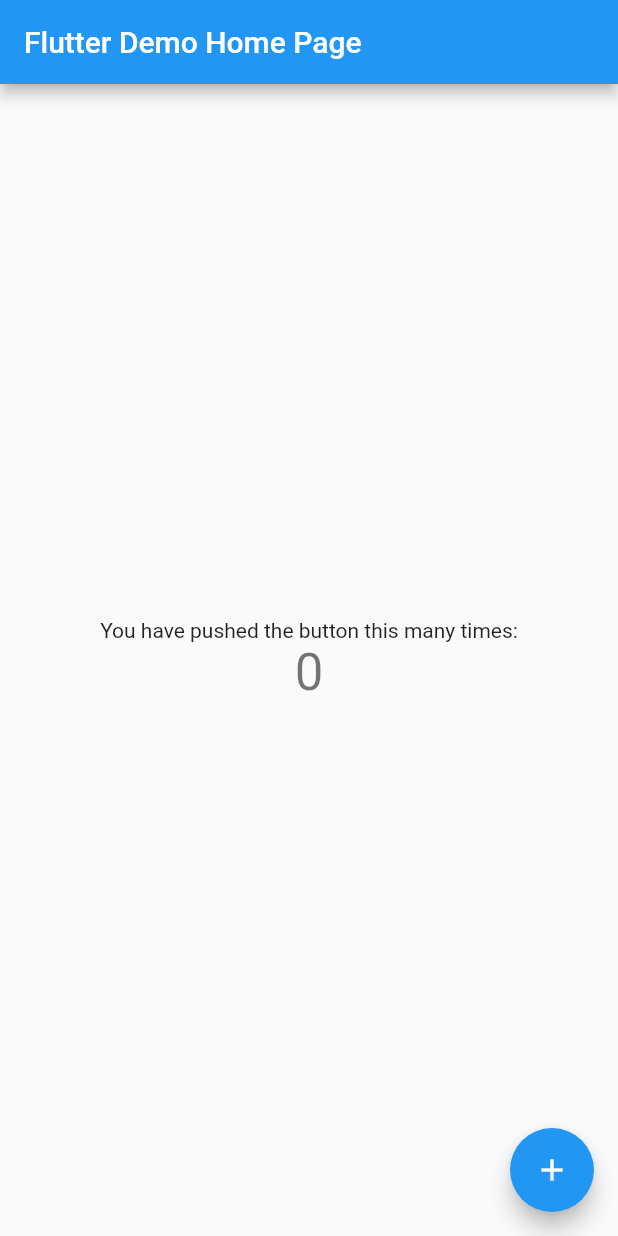
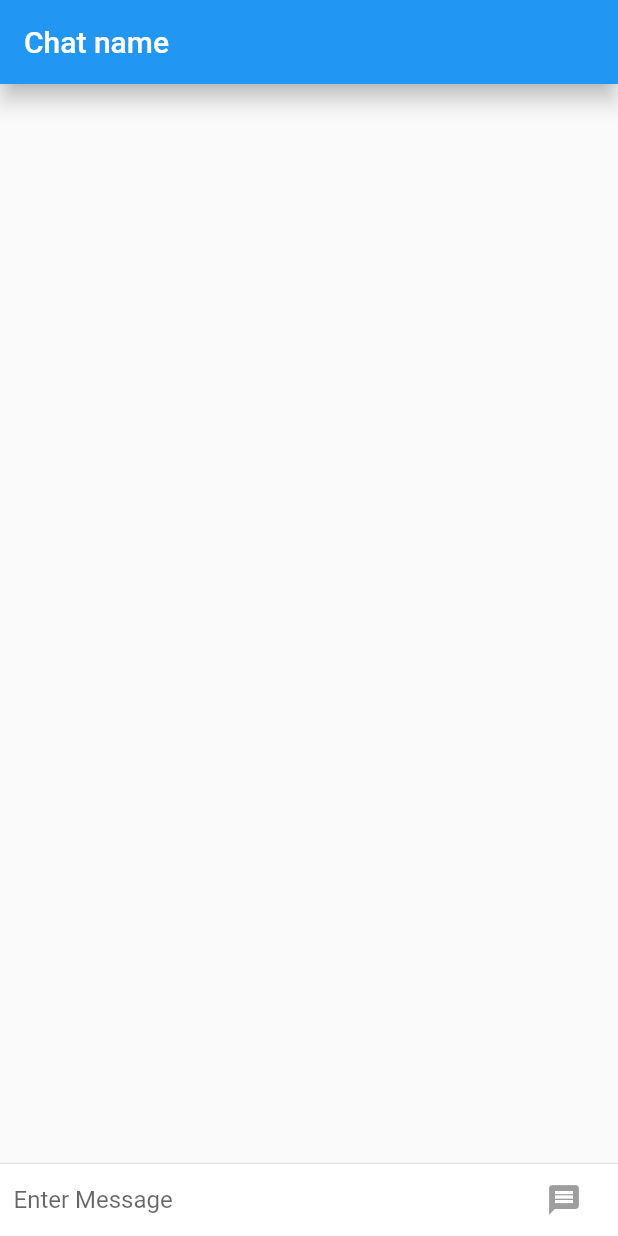
Before and after one commit to Pentomatics/FlutterMessenger, a Flutter app: the screen it shows after launch, on a phone screen of 412 x 824 dp. Run offline on Flutter 3.47's test engine with Material 2 defaults, Android fonts, the phone set to English and light mode, and no system bars.

Commit message:
Implemented basic chat page

```diff
--- a/lib/main.dart
+++ b/lib/main.dart
@@ -1,109 +1,48 @@
 import 'package:flutter/material.dart';
+import 'package:flutter_messenger/pages/chat_page.dart';
 
-void main() => runApp(new MyApp());
+/*
+final ThemeData iOSTheme = new ThemeData(
+  primarySwatch: Colors.red,
+  primaryColor: Colors.grey[400],
+  primaryColorBrightness: Brightness.dark,
+);
 
-class MyApp extends StatelessWidget {
-  // This widget is the root of your application.
-  @override
-  Widget build(BuildContext context) {
-    return new MaterialApp(
-      title: 'Flutter Demo',
-      theme: new ThemeData(
-        // This is the theme of your application.
-        //
-        // Try running your application with "flutter run". You'll see the
-        // application has a blue toolbar. Then, without quitting the app, try
-        // changing the primarySwatch below to Colors.green and then invoke
-        // "hot reload" (press "r" in the console where you ran "flutter run",
-        // or press Run > Flutter Hot Reload in IntelliJ). Notice that the
-        // counter didn't reset back to zero; the application is not restarted.
-        primarySwatch: Colors.blue,
-      ),
-      home: new MyHomePage(title: 'Flutter Demo Home Page'),
-    );
-  }
+final Theme iOSTheme = new Theme(
+  data: new ThemeData(
+    primarySwatch: Colors.red,
+    primaryColor: Colors.grey[400],
+    primaryColorBrightness: Brightness.dark,
+  ),
+);
+
+final ThemeData androidTheme = new ThemeData(
+  primarySwatch: Colors.blue,
+  accentColor: Colors.green,
+);
+
+final Theme androidTheme = new Theme(
+  data: new ThemeData(
+    primarySwatch: Colors.blue,
+    accentColor: Colors.green,
+  ),
+);
+*/
+
+void main() {
+  runApp(new MaterialApp(
+    title: "Flutter Messenger",
+    //theme: defaultTargetPlatform == TargetPlatform.iOS ? iOSTheme : androidTheme,
+    /*
+    theme: new ThemeData(),
+    // https://stackoverflow.com/questions/50625070/flutter-different-theme-for-android-and-ios
+    builder: (context, child) {
+      if (Theme.of(context).platform == TargetPlatform.iOS) {
+        return iOSTheme;
+      } else {
+        return androidTheme;
+      }
+    },*/
+    home: new ChatPage(),
+  ));
 }
-
-class MyHomePage extends StatefulWidget {
-  MyHomePage({Key key, this.title}) : super(key: key);
-
-  // This widget is the home page of your application. It is stateful, meaning
-  // that it has a State object (defined below) that contains fields that affect
-  // how it looks.
-
-  // This class is the configuration for the state. It holds the values (in this
-  // case the title) provided by the parent (in this case the App widget) and
-  // used by the build method of the State. Fields in a Widget subclass are
-  // always marked "final".
-
-  final String title;
-
-  @override
-  _MyHomePageState createState() => new _MyHomePageState();
-}
-
-class _MyHomePageState extends State<MyHomePage> {
-  int _counter = 0;
-
-  void _incrementCounter() {
-    setState(() {
-      // This call to setState tells the Flutter framework that something has
-      // changed in this State, which causes it to rerun the build method below
-      // so that the display can reflect the updated values. If we changed
-      // _counter without calling setState(), then the build method would not be
-      // called again, and so nothing would appear to happen.
-      _counter++;
-    });
-  }
-
-  @override
-  Widget build(BuildContext context) {
-    // This method is rerun every time setState is called, for instance as done
-    // by the _incrementCounter method above.
-    //
-    // The Flutter framework has been optimized to make rerunning build methods
-    // fast, so that you can just rebuild anything that needs updating rather
-    // than having to individually change instances of widgets.
-    return new Scaffold(
-      appBar: new AppBar(
-        // Here we take the value from the MyHomePage object that was created by
-        // the App.build method, and use it to set our appbar title.
-        title: new Text(widget.title),
-      ),
-      body: new Center(
-        // Center is a layout widget. It takes a single child and positions it
-        // in the middle of the parent.
-        child: new Column(
-          // Column is also layout widget. It takes a list of children and
-          // arranges them vertically. By default, it sizes itself to fit its
-          // children horizontally, and tries to be as tall as its parent.
-          //
-          // Invoke "debug paint" (press "p" in the console where you ran
-          // "flutter run", or select "Toggle Debug Paint" from the Flutter tool
-          // window in IntelliJ) to see the wireframe for each widget.
-          //
-          // Column has various properties to control how it sizes itself and
-          // how it positions its children. Here we use mainAxisAlignment to
-          // center the children vertically; the main axis here is the vertical
-          // axis because Columns are vertical (the cross axis would be
-          // horizontal).
-          mainAxisAlignment: MainAxisAlignment.center,
-          children: <Widget>[
-            new Text(
-              'You have pushed the button this many times:',
-            ),
-            new Text(
-              '$_counter',
-              style: Theme.of(context).textTheme.display1,
-            ),
-          ],
-        ),
-      ),
-      floatingActionButton: new FloatingActionButton(
-        onPressed: _incrementCounter,
-        tooltip: 'Increment',
-        child: new Icon(Icons.add),
-      ), // This trailing comma makes auto-formatting nicer for build methods.
-    );
-  }
-}
--- /dev/null
+++ b/lib/pages/chat_page.dart
@@ -0,0 +1,172 @@
+import 'package:flutter/material.dart';
+import 'package:flutter/cupertino.dart';
+import 'package:flutter_messenger/UI/message.dart';
+
+
+
+class ChatPage extends StatefulWidget {
+  @override
+  State createState() => new ChatPageState();
+}
+
+class ChatPageState extends State<ChatPage> with TickerProviderStateMixin {
+    final String defaultUsername = "Mr. Default";
+
+    final List<Message> _messages = <Message>[];
+    final TextEditingController _textController = new TextEditingController();
+
+    bool _isWriting = false;
+
+    @override
+    Widget build(BuildContext context) {
+      return new Scaffold(
+        appBar: new AppBar(
+          title: new Text("Chat name"),
+          elevation: Theme.of(context).platform == TargetPlatform.iOS ? 0.0 : 6.0,
+        ),
+        body: new Column(
+          children: <Widget>[
+            new Flexible(
+                child: new ListView.builder(
+                  itemBuilder: (_, int index) => _messages[index],
+                  itemCount: _messages.length,
+                  reverse: true,
+                  padding: new EdgeInsets.all(6.0),
+                )
+            ),
+            new Divider(height: 1.0),
+            new Container(
+              child: _buildComposer(),
+              decoration: new BoxDecoration(color: Theme.of(context).cardColor),
+            ),
+          ],
+        ),
+      );
+    }
+
+
+    Widget _buildComposer() {
+      return new IconTheme(
+          data: new IconThemeData(color: Theme.of(context).accentColor),
+          child: new Container(
+            margin: const EdgeInsets.symmetric(horizontal: 9.0),
+            child: new Row(
+              children: <Widget>[
+                new Flexible(
+                  child: new TextField(
+                    controller: _textController,
+                    onChanged: (String text) {
+                      setState(() {
+                        _isWriting = text.length > 0;
+                      });
+                    },
+                    onSubmitted: _submitMessage,
+                    decoration: new InputDecoration.collapsed(hintText: "Enter Message"),
+                  ),
+                ),
+                new Container(
+                  margin: new EdgeInsets.symmetric(horizontal: 3.0),
+                  child: Theme.of(context).platform == TargetPlatform.iOS
+                      ? new CupertinoButton(
+                      child: new Text("Submit"),
+                      onPressed: _isWriting ? () => _submitMessage(_textController.text) : null,
+                  )
+                      : new IconButton(
+                      icon: new Icon(Icons.message),
+                      onPressed: _isWriting ? () => _submitMessage(_textController.text) : null,
+                  ),
+                ),
+              ],
+            ),
+            decoration: Theme.of(context).platform == TargetPlatform.iOS
+              ? new BoxDecoration(
+              border: new Border(top: new BorderSide(color: Colors.brown))) : null,
+          ),
+      );
+    }
+
+    @override
+    void dispose() {
+      for (Message message in _messages) {
+        message.animationController.dispose();
+      }
+      super.dispose();
+    }
+
+    void _submitMessage(String text) {
+      _textController.clear();
+      setState(() {
+        _isWriting = false;
+      });
+
+      Message message = new Message(defaultUsername, text, new AnimationController(vsync: this, duration: new Duration(milliseconds: 800)));
+      setState(() {
+        _messages.insert(0, message);
+      });
+      message.animationController.forward();
+    }
+}
+
+
+
+
+
+
+
+
+
+
+
+
+
+
+
+
+
+
+
+
+
+class Message extends StatelessWidget {
+  Message (this.username, this.text, this.animationController);
+  final String username;
+  final String text;
+  final AnimationController animationController;
+
+
+
+  @override
+  Widget build(BuildContext context) {
+    return new SizeTransition(
+      sizeFactor: new CurvedAnimation(
+        parent: animationController,
+        curve: Curves.bounceOut,
+      ),
+      axisAlignment: 0.0,
+      child: new Container(
+        margin: const EdgeInsets.symmetric(vertical: 8.0),
+        child: new Row(
+          crossAxisAlignment: CrossAxisAlignment.start,
+          children: <Widget>[
+            new Container(
+              margin: const EdgeInsets.only(right: 10.0),
+              child: new CircleAvatar(child: new Text(username)),
+            ),
+            new Expanded(
+              child: new Column(
+                crossAxisAlignment: CrossAxisAlignment.start,
+                children: <Widget>[
+                  new Text(username, style: Theme.of(context).textTheme.subhead),
+                  new Container(
+                    margin: const EdgeInsets.only(top: 6.0),
+                    child: new Text(text),
+                  ),
+                ],
+              ),
+            ),
+          ],
+        ),
+      ),
+    );
+  }
+}
```
Also changed, not shown: lib/UI/message.dart (added, +45 -0 lines).
